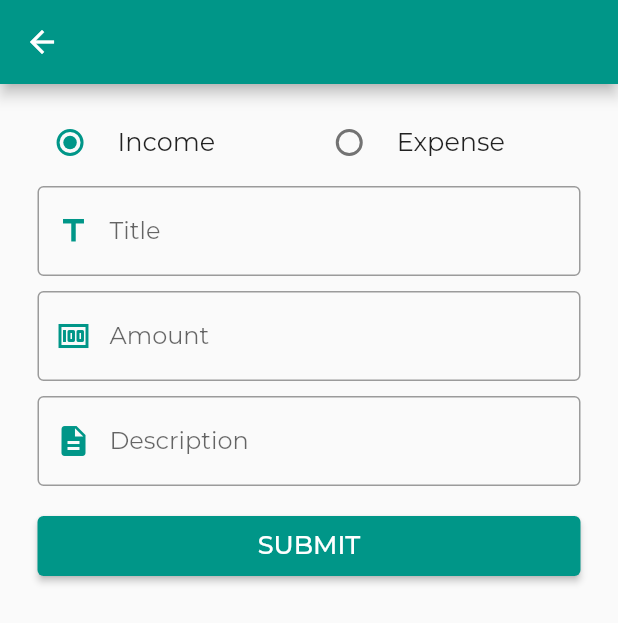
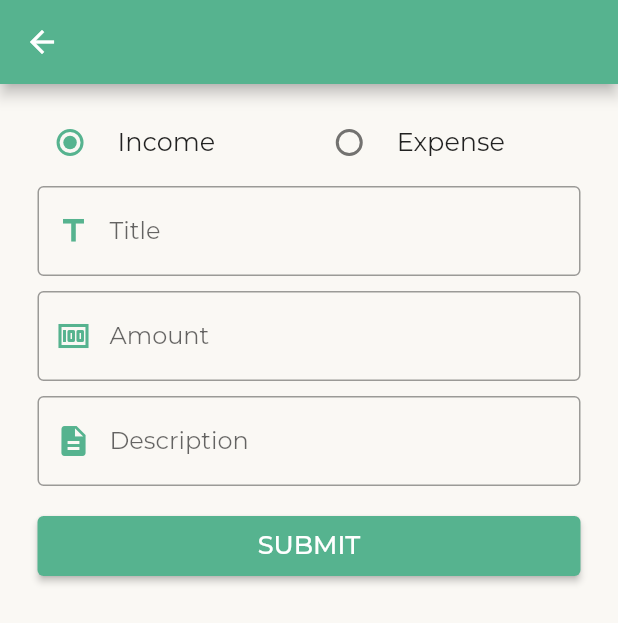
Before and after one commit to FranzRivas-Ksquare/balance_app, a Flutter app: the screen it shows after launch, after a tap on "Create", on a phone screen of 412 x 824 dp. Shown: the top 623 px of the screen. Run offline on Flutter 3.47's test engine with Material 2 defaults, Android fonts, the phone set to English and light mode, and no system bars.

Commit message:
Adjusting colors

```diff
--- /dev/null
+++ b/lib/custom_color.dart
@@ -0,0 +1,14 @@
+import 'package:flutter/material.dart';
+
+var customColor = const MaterialColor(0xFF56B38F, <int, Color>{
+  50: Color(0xFF56B38F),
+  100: Color(0xFF56B38F),
+  200: Color(0xFF56B38F),
+  300: Color(0xFF56B38F),
+  400: Color(0xFF56B38F),
+  500: Color(0xFF56B38F),
+  600: Color(0xFF56B38F),
+  700: Color(0xFF56B38F),
+  800: Color(0xFF56B38F),
+  900: Color(0xFF56B38F),
+});
--- a/lib/main.dart
+++ b/lib/main.dart
@@ -1,9 +1,9 @@
 import 'package:balance/providers/bill.provider.dart';
-import 'package:flutter/foundation.dart';
 import 'package:flutter/material.dart';
 import 'package:balance/screens/balance.dart';
 import 'package:balance/screens/create.dart';
 import 'package:provider/provider.dart';
+import 'package:balance/custom_color.dart';
 
 void main() {
   runApp(const MyApp());
@@ -24,8 +24,8 @@ class MyApp extends StatelessWidget {
         title: 'Flutter Demo',
         theme: ThemeData(
           fontFamily: 'Montserrat',
-          primarySwatch: Colors.teal,
-          backgroundColor: Colors.white70,
+          primarySwatch: customColor,
+          backgroundColor: const Color(0xFFFAF8F4),
         ),
         home: const MyBalancePage(),
         routes: {
--- a/lib/screens/balance.dart
+++ b/lib/screens/balance.dart
@@ -13,7 +13,7 @@ class _MyBalancePageState extends State<MyBalancePage> {
   @override
   Widget build(BuildContext context) {
     return Scaffold(
-      backgroundColor: const Color(0xFFEEEEEE),
+      backgroundColor: const Color(0xFFFAF8F4),
       body: SafeArea(
         child: Column(
           mainAxisAlignment: MainAxisAlignment.start,
@@ -23,7 +23,7 @@ class _MyBalancePageState extends State<MyBalancePage> {
               height: 300,
               margin: const EdgeInsets.only(bottom: 20),
               padding: const EdgeInsets.fromLTRB(0, 90, 0, 50),
-              color: Colors.teal,
+              color: const Color(0xFF56B38F),
               child: Column(
                 //mainAxisAlignment: MainAxisAlignment.spaceEvenly,
                 crossAxisAlignment: CrossAxisAlignment.center,
@@ -64,7 +64,7 @@ class _MyBalancePageState extends State<MyBalancePage> {
                         child: const Text(
                           'Create',
                           style: TextStyle(
-                            color: Colors.teal,
+                            color: Color(0xFF56B38F),
                             fontSize: 17,
                             fontFamily: 'Montserrat',
                             fontWeight: FontWeight.w500,
@@ -81,7 +81,9 @@ class _MyBalancePageState extends State<MyBalancePage> {
               child: Consumer<BillProvider>(
                 builder: ((context, obj, child) {
                   var balance = obj.balance;
-                  return ListView.builder(
+                  return balance.isEmpty
+                      ? const Center(child: Text('No Data Found'))
+                      : ListView.builder(
                       itemCount: balance.length,
                       itemBuilder: ((context, index) {
                         return Dismissible(
--- a/lib/screens/create.dart
+++ b/lib/screens/create.dart
@@ -29,7 +29,8 @@ class _CreateBillState extends State<CreateBill> {
   Widget build(BuildContext context){
 
     return Scaffold(
-      appBar: AppBar(),
+      backgroundColor: const Color(0xFFFAF8F4),
+      appBar: AppBar(foregroundColor: const Color(0xFFFFFFFF)),
       body: SingleChildScrollView(
         child: Form(
           key: _formKey,
@@ -71,7 +72,7 @@ class _CreateBillState extends State<CreateBill> {
                       decoration: const InputDecoration(
                           border: OutlineInputBorder(),
                           labelText: 'Title',
-                          prefixIcon: Icon(Icons.title, color: Colors.teal,)
+                          prefixIcon: Icon(Icons.title, color: Color(0xFF56B38F),)
                       ),
                     ),
                   ),
@@ -89,7 +90,7 @@ class _CreateBillState extends State<CreateBill> {
                       decoration: const InputDecoration(
                           border: OutlineInputBorder(),
                           labelText: 'Amount',
-                          prefixIcon: Icon(Icons.money, color: Colors.teal,)
+                          prefixIcon: Icon(Icons.money, color: Color(0xFF56B38F),)
                       ),
                     ),
                   ),
@@ -100,7 +101,7 @@ class _CreateBillState extends State<CreateBill> {
                       decoration: const InputDecoration(
                           border: OutlineInputBorder(),
                           labelText: 'Description',
-                          prefixIcon: Icon(Icons.description, color: Colors.teal,)
+                          prefixIcon: Icon(Icons.description, color: Color(0xFF56B38F),)
                       ),
                     ),
                   ),
```
